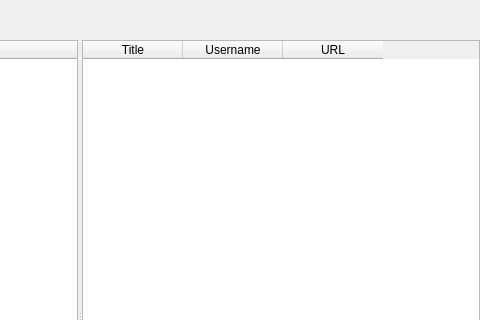
Qt form source/gui/VaultWidget.ui (yassine20011/KeeBox) before a commit; both pictures show x 320 to 800 and y 0 to 320 of the 800 by 600 pixel window.
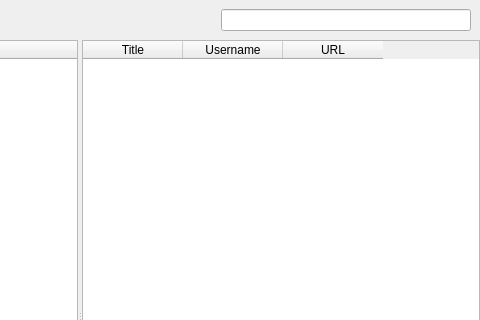
The same form after that commit. Icons and pictures are not drawn.

Commit message: implemented a dynamic search in Vault widget, and changed some icons

The edit to the form file:
```diff
--- a/source/gui/VaultWidget.ui
+++ b/source/gui/VaultWidget.ui
@@ -174,6 +174,30 @@
         </property>
        </spacer>
       </item>
+      <item>
+       <widget class="QLineEdit" name="searchLineEdit">
+        <property name="maximumSize">
+         <size>
+          <width>250</width>
+          <height>16777215</height>
+         </size>
+        </property>
+        <property name="styleSheet">
+         <string>QLineEdit {
+    color: white;
+}
+QLineEdit::placeholder {
+    color: white;
+}</string>
+        </property>
+        <property name="placeholderText">
+         <string>Search entries...</string>
+        </property>
+        <property name="clearButtonEnabled">
+         <bool>true</bool>
+        </property>
+       </widget>
+      </item>
      </layout>
     </widget>
    </item>
```
Left out of the diff: 2 changed lines with no effect on the pictures. The commit also changes 9 other files.
